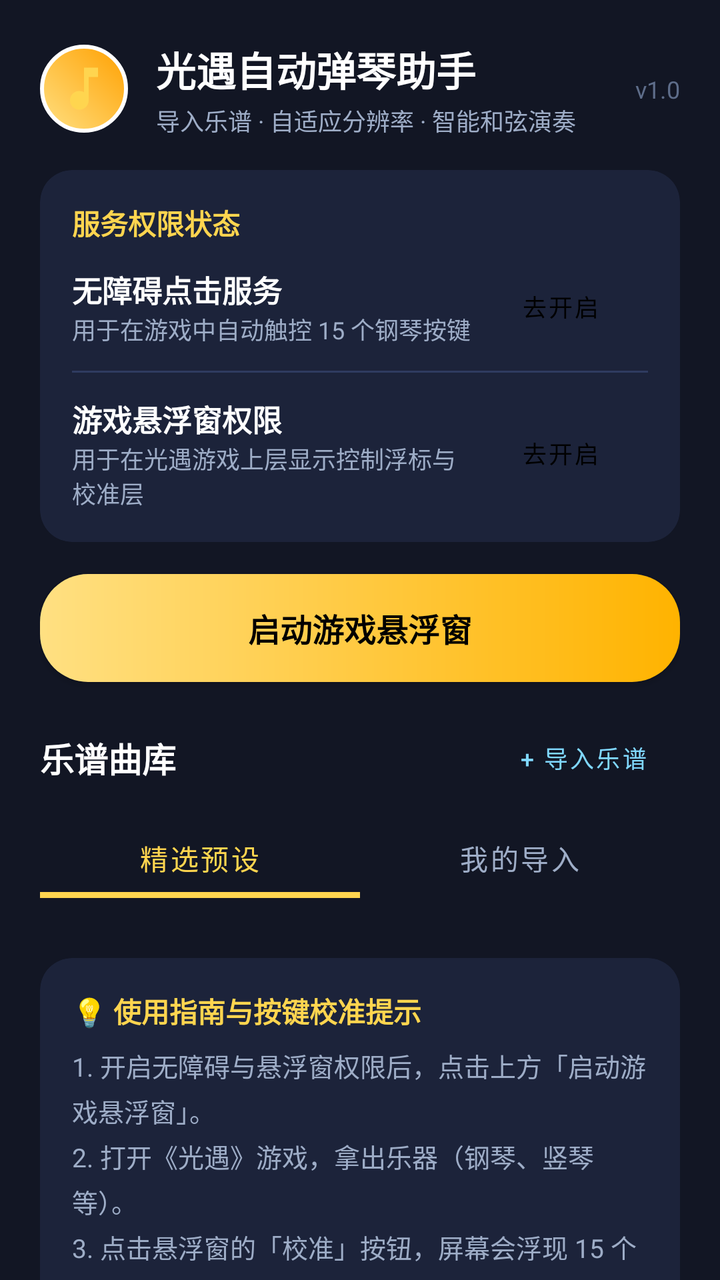
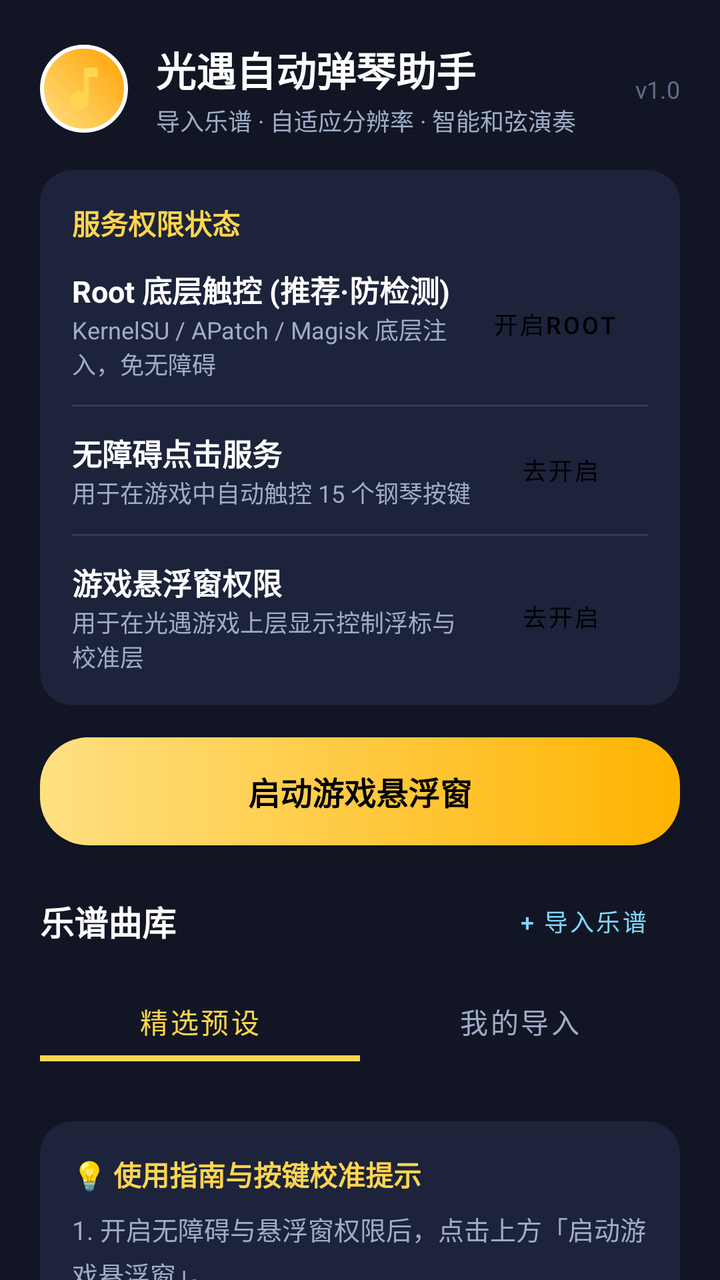

Two renders of the same Android screen: before a commit and after it. Below are the layout's source before the change and the commit's diff.
<!-- AndroidManifest.xml: application theme Theme.SkyMusicPlayer -->
<!-- res/layout/activity_main.xml -->
<?xml version="1.0" encoding="utf-8"?>
<androidx.coordinatorlayout.widget.CoordinatorLayout xmlns:android="http://schemas.android.com/apk/res/android"
    xmlns:app="http://schemas.android.com/apk/res-auto"
    xmlns:tools="http://schemas.android.com/tools"
    android:layout_width="match_parent"
    android:layout_height="match_parent"
    android:background="@color/sky_bg_dark">

    <androidx.core.widget.NestedScrollView
        android:layout_width="match_parent"
        android:layout_height="match_parent"
        android:fillViewport="true">

        <LinearLayout
            android:layout_width="match_parent"
            android:layout_height="wrap_content"
            android:orientation="vertical"
            android:padding="20dp">

            
            <LinearLayout
                android:layout_width="match_parent"
                android:layout_height="wrap_content"
                android:orientation="horizontal"
                android:gravity="center_vertical"
                android:layout_marginBottom="16dp">

                <ImageView
                    android:layout_width="44dp"
                    android:layout_height="44dp"
                    android:src="@drawable/ic_music_note"
                    app:tint="@color/sky_primary"
                    android:background="@drawable/bg_floating_ball"
                    android:padding="8dp" />

                <LinearLayout
                    android:layout_width="0dp"
                    android:layout_height="wrap_content"
                    android:layout_weight="1"
                    android:orientation="vertical"
                    android:layout_marginStart="14dp">

                    <TextView
                        android:layout_width="wrap_content"
                        android:layout_height="wrap_content"
                        android:text="@string/title_dashboard"
                        android:textColor="@color/sky_text_primary"
                        android:textSize="20sp"
                        android:textStyle="bold" />

                    <TextView
                        android:layout_width="wrap_content"
                        android:layout_height="wrap_content"
                        android:text="@string/subtitle_dashboard"
                        android:textColor="@color/sky_text_secondary"
                        android:textSize="12sp"
                        android:layout_marginTop="2dp" />
                </LinearLayout>

                <TextView
                    android:id="@+id/tvAppVersion"
                    android:layout_width="wrap_content"
                    android:layout_height="wrap_content"
                    android:text="v1.0"
                    android:textColor="@color/sky_text_hint"
                    android:textSize="12sp" />
            </LinearLayout>

            
            <androidx.cardview.widget.CardView
                android:layout_width="match_parent"
                android:layout_height="wrap_content"
                app:cardCornerRadius="16dp"
                app:cardElevation="0dp"
                app:cardBackgroundColor="@color/sky_card_dark"
                android:layout_marginBottom="16dp">

                <LinearLayout
                    android:layout_width="match_parent"
                    android:layout_height="wrap_content"
                    android:orientation="vertical"
                    android:padding="16dp">

                    <TextView
                        android:layout_width="wrap_content"
                        android:layout_height="wrap_content"
                        android:text="@string/permission_header"
                        android:textColor="@color/sky_primary"
                        android:textSize="14sp"
                        android:textStyle="bold"
                        android:layout_marginBottom="12dp" />

                    
                    <LinearLayout
                        android:layout_width="match_parent"
                        android:layout_height="wrap_content"
                        android:orientation="horizontal"
                        android:gravity="center_vertical"
                        android:layout_marginBottom="12dp">

                        <LinearLayout
                            android:layout_width="0dp"
                            android:layout_height="wrap_content"
                            android:layout_weight="1"
                            android:orientation="vertical">

                            <TextView
                                android:layout_width="wrap_content"
                                android:layout_height="wrap_content"
                                android:text="@string/permission_accessibility_title"
                                android:textColor="@color/sky_text_primary"
                                android:textSize="15sp"
                                android:textStyle="bold" />

                            <TextView
                                android:layout_width="wrap_content"
                                android:layout_height="wrap_content"
                                android:text="@string/permission_accessibility_desc"
                                android:textColor="@color/sky_text_secondary"
                                android:textSize="12sp" />
                        </LinearLayout>

                        <Button
                            android:id="@+id/btnAccessibilityPerm"
                            style="@style/Widget.MaterialComponents.Button.UnelevatedButton"
                            android:layout_width="wrap_content"
                            android:layout_height="36dp"
                            android:text="@string/btn_enable"
                            android:textSize="12sp"
                            android:textColor="#000"
                            android:backgroundTint="@color/sky_primary"
                            app:cornerRadius="18dp" />
                    </LinearLayout>

                    <View
                        android:layout_width="match_parent"
                        android:layout_height="1dp"
                        android:background="@color/sky_card_dark_stroke"
                        android:layout_marginBottom="12dp" />

                    
                    <LinearLayout
                        android:layout_width="match_parent"
                        android:layout_height="wrap_content"
                        android:orientation="horizontal"
                        android:gravity="center_vertical">

                        <LinearLayout
                            android:layout_width="0dp"
                            android:layout_height="wrap_content"
                            android:layout_weight="1"
                            android:orientation="vertical">

                            <TextView
                                android:layout_width="wrap_content"
                                android:layout_height="wrap_content"
                                android:text="@string/permission_float_title"
                                android:textColor="@color/sky_text_primary"
                                android:textSize="15sp"
                                android:textStyle="bold" />

                            <TextView
                                android:layout_width="wrap_content"
                                android:layout_height="wrap_content"
                                android:text="@string/permission_float_desc"
                                android:textColor="@color/sky_text_secondary"
                                android:textSize="12sp" />
                        </LinearLayout>

                        <Button
                            android:id="@+id/btnFloatPerm"
                            style="@style/Widget.MaterialComponents.Button.UnelevatedButton"
                            android:layout_width="wrap_content"
                            android:layout_height="36dp"
                            android:text="@string/btn_enable"
                            android:textSize="12sp"
                            android:textColor="#000"
                            android:backgroundTint="@color/sky_primary"
                            app:cornerRadius="18dp" />
                    </LinearLayout>

                </LinearLayout>
            </androidx.cardview.widget.CardView>

            
            <Button
                android:id="@+id/btnToggleFloating"
                android:layout_width="match_parent"
                android:layout_height="54dp"
                android:text="@string/start_floating_service"
                android:textSize="16sp"
                android:textStyle="bold"
                android:textColor="#000000"
                android:background="@drawable/bg_button_gold"
                android:layout_marginBottom="20dp"
                app:backgroundTint="@null" />

            
            <LinearLayout
                android:layout_width="match_parent"
                android:layout_height="wrap_content"
                android:orientation="horizontal"
                android:gravity="center_vertical"
                android:layout_marginBottom="12dp">

                <TextView
                    android:layout_width="0dp"
                    android:layout_height="wrap_content"
                    android:layout_weight="1"
                    android:text="乐谱曲库"
                    android:textColor="@color/sky_text_primary"
                    android:textSize="17sp"
                    android:textStyle="bold" />

                <Button
                    android:id="@+id/btnImportSheet"
                    style="@style/Widget.MaterialComponents.Button.OutlinedButton"
                    android:layout_width="wrap_content"
                    android:layout_height="36dp"
                    android:text="+ 导入乐谱"
                    android:textSize="12sp"
                    android:textColor="@color/sky_accent"
                    app:strokeColor="@color/sky_accent"
                    app:cornerRadius="18dp" />
            </LinearLayout>

            
            <com.google.android.material.tabs.TabLayout
                android:id="@+id/tabLayout"
                android:layout_width="match_parent"
                android:layout_height="40dp"
                android:background="@android:color/transparent"
                app:tabTextColor="@color/sky_text_secondary"
                app:tabSelectedTextColor="@color/sky_primary"
                app:tabIndicatorColor="@color/sky_primary"
                app:tabIndicatorHeight="3dp"
                app:tabMode="fixed"
                android:layout_marginBottom="10dp">
                <com.google.android.material.tabs.TabItem
                    android:layout_width="wrap_content"
                    android:layout_height="wrap_content"
                    android:text="精选预设" />
                <com.google.android.material.tabs.TabItem
                    android:layout_width="wrap_content"
                    android:layout_height="wrap_content"
                    android:text="我的导入" />
            </com.google.android.material.tabs.TabLayout>

            
            <androidx.recyclerview.widget.RecyclerView
                android:id="@+id/rvSongList"
                android:layout_width="match_parent"
                android:layout_height="wrap_content"
                android:nestedScrollingEnabled="false"
                android:layout_marginBottom="20dp" />

            
            <androidx.cardview.widget.CardView
                android:layout_width="match_parent"
                android:layout_height="wrap_content"
                app:cardCornerRadius="16dp"
                app:cardElevation="0dp"
                app:cardBackgroundColor="@color/sky_card_dark">

                <LinearLayout
                    android:layout_width="match_parent"
                    android:layout_height="wrap_content"
                    android:orientation="vertical"
                    android:padding="16dp">

                    <TextView
                        android:layout_width="wrap_content"
                        android:layout_height="wrap_content"
                        android:text="💡 使用指南与按键校准提示"
                        android:textColor="@color/sky_primary"
                        android:textSize="14sp"
                        android:textStyle="bold"
                        android:layout_marginBottom="8dp" />

                    <TextView
                        android:layout_width="match_parent"
                        android:layout_height="wrap_content"
                        android:text="1. 开启无障碍与悬浮窗权限后，点击上方「启动游戏悬浮窗」。\n2. 打开《光遇》游戏，拿出乐器（钢琴、竖琴等）。\n3. 点击悬浮窗的「校准」按钮，屏幕会浮现 15 个半透明光圈。\n4. 点击「自动适配」或拖动微调滑块让光圈对准光遇琴键。\n5. 选择曲目点击「播放」，即刻开始自动演奏！"
                        android:textColor="@color/sky_text_secondary"
                        android:textSize="13sp"
                        android:lineSpacingExtra="4dp" />

                    <TextView
                        android:id="@+id/tvScreenInfo"
                        android:layout_width="wrap_content"
                        android:layout_height="wrap_content"
                        android:text="当前屏幕分辨率检测中..."
                        android:textColor="@color/sky_accent"
                        android:textSize="12sp"
                        android:layout_marginTop="12dp" />
                </LinearLayout>
            </androidx.cardview.widget.CardView>

        </LinearLayout>
    </androidx.core.widget.NestedScrollView>

</androidx.coordinatorlayout.widget.CoordinatorLayout>
<!-- resources referenced by this layout -->
<resources>
  <color name="sky_accent">#80D8FF</color>
  <color name="sky_bg_dark">#121624</color>
  <color name="sky_card_dark">#1C233A</color>
  <color name="sky_card_dark_stroke">#2F3B60</color>
  <color name="sky_primary">#FFD54F</color>
  <color name="sky_text_hint">#5E6D8A</color>
  <color name="sky_text_primary">#FFFFFF</color>
  <color name="sky_text_secondary">#9EADC7</color>
  <!-- drawable bg_button_gold (drawable) -->
  <?xml version="1.0" encoding="utf-8"?>
  <ripple xmlns:android="http://schemas.android.com/apk/res/android"
      android:color="#44FFFFFF">
      <item>
          <shape android:shape="rectangle">
              <corners android:radius="24dp" />
              <gradient
                  android:angle="0"
                  android:startColor="#FFE082"
                  android:endColor="#FFB300"
                  android:type="linear" />
          </shape>
      </item>
  </ripple>
  <!-- drawable bg_floating_ball (drawable) -->
  <?xml version="1.0" encoding="utf-8"?>
  <shape xmlns:android="http://schemas.android.com/apk/res/android"
      android:shape="oval">
      <gradient
          android:angle="45"
          android:startColor="#FFE082"
          android:endColor="#FFA000"
          android:type="linear" />
      <stroke
          android:width="2dp"
          android:color="#FFFFFF" />
  </shape>
  <!-- drawable ic_music_note (drawable) -->
  <vector xmlns:android="http://schemas.android.com/apk/res/android"
      android:width="24dp"
      android:height="24dp"
      android:viewportWidth="24"
      android:viewportHeight="24">
    <path
        android:fillColor="#FFFFFFFF"
        android:pathData="M12,3v10.55c-0.59,-0.34 -1.27,-0.55 -2,-0.55 -2.21,0 -4,1.79 -4,4s1.79,4 4,4 4,-1.79 4,-4V7h4V3h-6z"/>
  </vector>
  <string name="btn_enable">去开启</string>
  <string name="permission_accessibility_desc">用于在游戏中自动触控 15 个钢琴按键</string>
  <string name="permission_accessibility_title">无障碍点击服务</string>
  <string name="permission_float_desc">用于在光遇游戏上层显示控制浮标与校准层</string>
  <string name="permission_float_title">游戏悬浮窗权限</string>
  <string name="permission_header">服务权限状态</string>
  <string name="start_floating_service">启动游戏悬浮窗</string>
  <string name="subtitle_dashboard">导入乐谱 · 自适应分辨率 · 智能和弦演奏</string>
  <string name="title_dashboard">光遇自动弹琴助手</string>
  <style name="Theme.SkyMusicPlayer" parent="Theme.MaterialComponents.DayNight.NoActionBar">
          
          <item name="colorPrimary">@color/sky_primary</item>
          <item name="colorPrimaryVariant">@color/sky_primary_dark</item>
          <item name="colorOnPrimary">#000000</item>
          
          <item name="colorSecondary">@color/sky_accent</item>
          <item name="colorSecondaryVariant">@color/sky_accent</item>
          <item name="colorOnSecondary">#000000</item>
          
          <item name="android:statusBarColor">@color/sky_bg_dark</item>
          <item name="android:navigationBarColor">@color/sky_bg_dark</item>
          <item name="android:windowBackground">@color/sky_bg_dark</item>
      </style>
  <color name="sky_primary_dark">#FFB300</color>
</resources>

<!-- the commit's change to res/layout/activity_main.xml (unified diff, before → after) -->
@@ -88,6 +88,55 @@
                         android:textColor="@color/sky_primary"
                         android:textSize="14sp"
                         android:textStyle="bold"
+                        android:layout_marginBottom="12dp" />
+
+                    
+                    <LinearLayout
+                        android:layout_width="match_parent"
+                        android:layout_height="wrap_content"
+                        android:orientation="horizontal"
+                        android:gravity="center_vertical"
+                        android:layout_marginBottom="12dp">
+
+                        <LinearLayout
+                            android:layout_width="0dp"
+                            android:layout_height="wrap_content"
+                            android:layout_weight="1"
+                            android:orientation="vertical">
+
+                            <TextView
+                                android:layout_width="wrap_content"
+                                android:layout_height="wrap_content"
+                                android:text="Root 底层触控 (推荐·防检测)"
+                                android:textColor="@color/sky_text_primary"
+                                android:textSize="15sp"
+                                android:textStyle="bold" />
+
+                            <TextView
+                                android:id="@+id/tvRootStatusDesc"
+                                android:layout_width="wrap_content"
+                                android:layout_height="wrap_content"
+                                android:text="KernelSU / APatch / Magisk 底层注入，免无障碍"
+                                android:textColor="@color/sky_text_secondary"
+                                android:textSize="12sp" />
+                        </LinearLayout>
+
+                        <Button
+                            android:id="@+id/btnRootPerm"
+                            style="@style/Widget.MaterialComponents.Button.UnelevatedButton"
+                            android:layout_width="wrap_content"
+                            android:layout_height="36dp"
+                            android:text="开启Root"
+                            android:textSize="12sp"
+                            android:textColor="#000"
+                            android:backgroundTint="@color/sky_accent"
+                            app:cornerRadius="18dp" />
+                    </LinearLayout>
+
+                    <View
+                        android:layout_width="match_parent"
+                        android:layout_height="1dp"
+                        android:background="@color/sky_card_dark_stroke"
                         android:layout_marginBottom="12dp" />
 
                     
